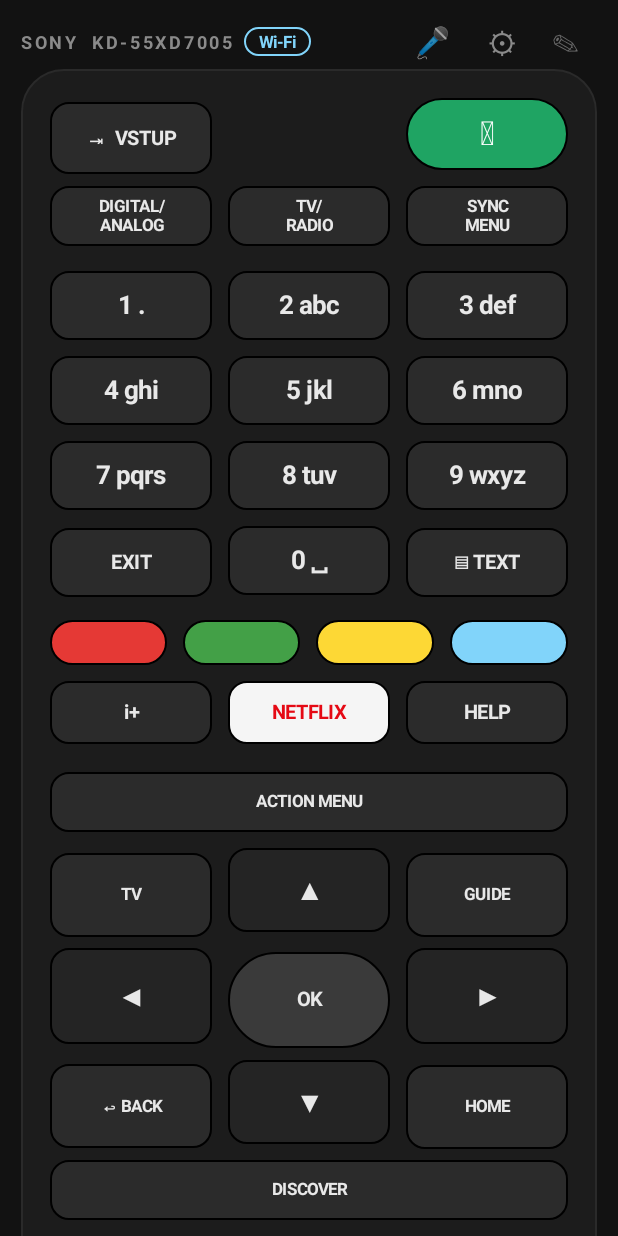
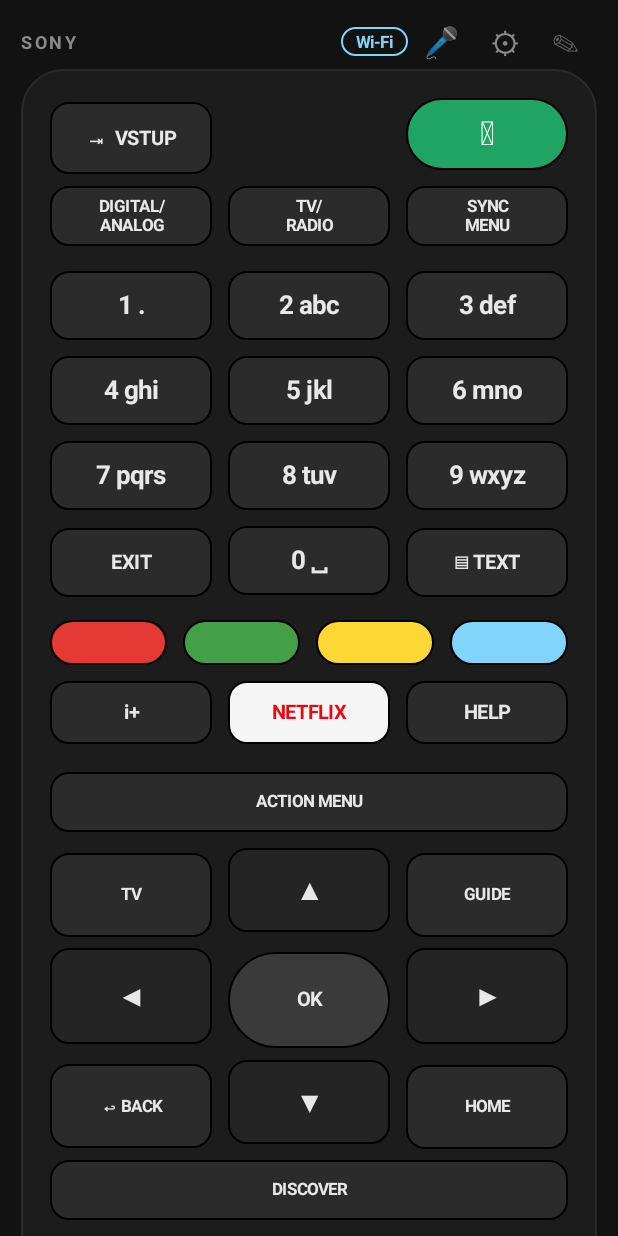
Before and after one commit to sperlichp2-png/sony-ovladac, an Android app: the screen it shows after launch (MainActivity), on a phone screen of 412 x 824 dp. Run offline under Robolectric (Android 15) with nearby library versions, the phone set to English and light mode, and no system bars.

Commit message:
Horní lišta: ikony se vejdou na úzký displej
Co-Authored-By: Claude Opus 5.5 <noreply@anthropic.com>
Claude-Session: https://claude.ai/code/session_01XiiwbSachRvnZGNCPv8qSe

```diff
--- a/app/build.gradle
+++ b/app/build.gradle
@@ -10,8 +10,8 @@ android {
         applicationId 'cz.sperlich.sonyovladac'
         minSdk 24
         targetSdk 34
-        versionCode 2
-        versionName '1.1'
+        versionCode 3
+        versionName '1.2'
     }
 
     buildTypes {
--- a/app/src/main/java/cz/sperlich/sonyovladac/MainActivity.java
+++ b/app/src/main/java/cz/sperlich/sonyovladac/MainActivity.java
@@ -153,12 +153,14 @@ public class MainActivity extends Activity {
         LinearLayout top = new LinearLayout(this);
         top.setGravity(Gravity.CENTER_VERTICAL);
         TextView title = new TextView(this);
-        title.setText("SONY  KD-55XD7005");
+        title.setText("SONY");
         title.setTextColor(Color.parseColor("#8A8A8A"));
         title.setTextSize(TypedValue.COMPLEX_UNIT_SP, 12);
         title.setTypeface(Typeface.DEFAULT_BOLD);
         title.setLetterSpacing(0.15f);
-        top.addView(title);
+        title.setSingleLine(true);
+        title.setEllipsize(android.text.TextUtils.TruncateAt.END);
+        top.addView(title, new LinearLayout.LayoutParams(0, ViewGroup.LayoutParams.WRAP_CONTENT, 1));
         modeLabel = new TextView(this);
         modeLabel.setTextSize(TypedValue.COMPLEX_UNIT_SP, 11);
         modeLabel.setTypeface(Typeface.DEFAULT_BOLD);
@@ -169,7 +171,7 @@ public class MainActivity extends Activity {
                 ViewGroup.LayoutParams.WRAP_CONTENT, ViewGroup.LayoutParams.WRAP_CONTENT);
         mlp.leftMargin = px(8);
         top.addView(modeLabel, mlp);
-        top.addView(new View(this), new LinearLayout.LayoutParams(0, 1, 1));
+
         editToggle = new TextView(this);
         editToggle.setText("✎");
         editToggle.setTextSize(TypedValue.COMPLEX_UNIT_SP, 18);
@@ -186,13 +188,13 @@ public class MainActivity extends Activity {
         TextView mic = new TextView(this);
         mic.setText("🎤");
         mic.setTextSize(TypedValue.COMPLEX_UNIT_SP, 20);
-        mic.setPadding(px(12), px(4), px(12), px(4));
+        mic.setPadding(px(10), px(4), px(10), px(4));
         mic.setOnClickListener(v -> startVoice());
         TextView gear = new TextView(this);
         gear.setText("⚙");
         gear.setTextSize(TypedValue.COMPLEX_UNIT_SP, 20);
         gear.setTextColor(Color.parseColor("#8A8A8A"));
-        gear.setPadding(px(12), px(4), px(12), px(4));
+        gear.setPadding(px(10), px(4), px(10), px(4));
         gear.setOnClickListener(v -> showSettings());
         top.addView(mic);
         top.addView(gear);
```
